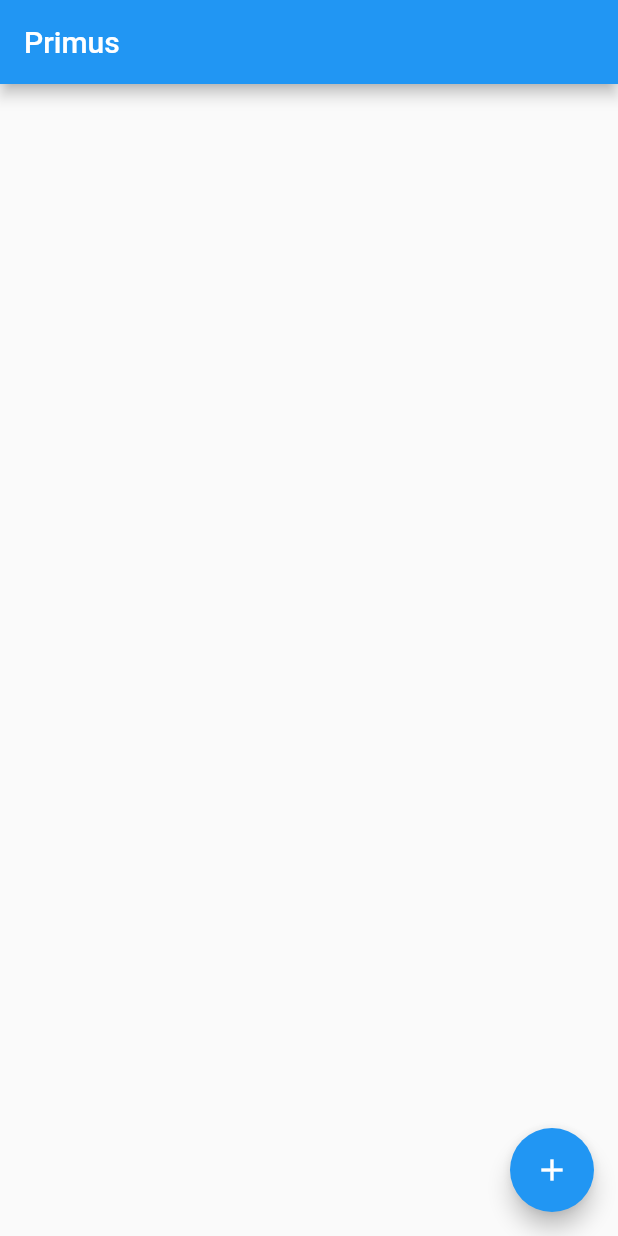
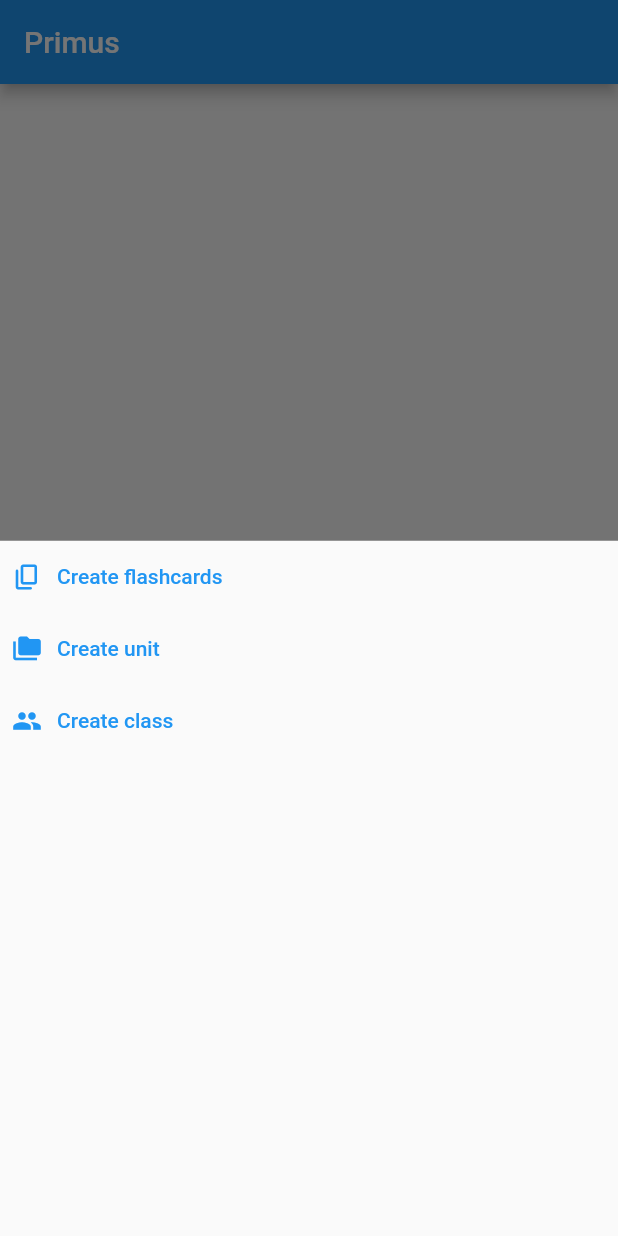
Before and after one commit to Dawid-Dlugosz/Primus, a Flutter app: the screen it shows once a user with an empty profile is signed in, after a tap on the "add" icon, on a phone screen of 412 x 824 dp. Run offline on Flutter 3.47's test engine with Material 2 defaults, Android fonts, the phone set to English and light mode, and no system bars; our stand-ins replace cloud_firestore, firebase_auth, firebase_core; accounts and stored records are empty; generated files the repository leaves out were written again.

Commit message:
creat widget for add flash card, start valid if flashcard name exist

```diff
--- a/lib/enum /collection.dart
+++ b/lib/enum/collection.dart
@@ -1,3 +1,4 @@
 enum FirebaseCollection {
   nickname,
+  flashcards,
 }
--- /dev/null
+++ b/lib/exception/flashcard_name_busy.dart
@@ -0,0 +1,3 @@
+class FlashCardNameBusy implements Exception{
+  FlashCardNameBusy();
+}
--- a/lib/l10n/app_en.arb
+++ b/lib/l10n/app_en.arb
@@ -18,5 +18,14 @@
     "weakPassword": "Weak password",
     "labelName": "Nickname",
     "nickNameError": "Enter nickname",
-    "nicknameBusy": "Nickname is busy"
+    "nicknameBusy": "Nickname is busy",
+    "createFlashcards": "Create flashcards",
+    "createUnit": "Create unit",
+    "createClass": "Create class",
+    "flashcards": "Flashcards",
+    "flashcardsName": "Flashcards name",
+    "flashcardsNameError": "Enter flashcards name",
+    "wordHint": "Enter word",
+    "definitionHint": "Enter definition",
+    "flashcardNameBusy": "You have already created a card with that name"
 }
--- a/lib/main.dart
+++ b/lib/main.dart
@@ -37,7 +37,7 @@ class MyApp extends StatelessWidget {
             Locale('en', ''),
             Locale('pl', ''),
           ],
-          home: const StartPage(),
+          home: StartPage(),
         ),
       ),
     );
--- /dev/null
+++ b/lib/model/flashcard.dart
@@ -0,0 +1,13 @@
+class Flashcard {
+  Flashcard(this.word, this.definition);
+
+  final String word;
+  final String definition;
+
+  Map<String, String> toJson() {
+    Map<String, String> json = {};
+    json['word'] = word;
+    json['definition'] = definition;
+    return json;
+  }
+}
--- a/lib/screen/home_page.dart
+++ b/lib/screen/home_page.dart
@@ -1,8 +1,7 @@
 import 'package:flutter/material.dart';
 import 'package:primus/view_models/home_view_model.dart';
-import 'package:primus/widgets/loadin_widget.dart';
+import 'package:primus/widgets/loading_widget.dart';
 import 'package:provider/provider.dart';
-
 
 class HomePage extends StatefulWidget {
   const HomePage({Key? key}) : super(key: key);
@@ -23,7 +22,9 @@ class _HomePageState extends State<HomePage> {
               ),
               body: Container(),
               floatingActionButton: FloatingActionButton(
-                onPressed: () {},
+                onPressed: () {
+                  viewModel.showBottomDialog();
+                },
                 child: const Icon(Icons.add),
               ),
             )
--- a/lib/screen/login_page.dart
+++ b/lib/screen/login_page.dart
@@ -3,8 +3,7 @@ import 'package:flutter_gen/gen_l10n/app_localizations.dart';
 import 'package:primus/screen/sign_up_page.dart';
 import 'package:primus/view_models/login_view_model.dart';
 import 'package:primus/view_models/sign_up_view_model.dart';
-import 'package:primus/widgets/loadin_widget.dart';
-import 'package:primus/view_models/login_view_model.dart';
+import 'package:primus/widgets/loading_widget.dart';
 import 'package:provider/provider.dart';
 
 class LoginPage extends StatefulWidget {
@@ -98,7 +97,7 @@ class _LoginPageState extends State<LoginPage> {
                 ),
               )
             : const LoadingWidget();
-       },
+      },
     );
   }
 }
--- a/lib/screen/sign_up_page.dart
+++ b/lib/screen/sign_up_page.dart
@@ -1,7 +1,7 @@
 import 'package:flutter/material.dart';
 import 'package:flutter_gen/gen_l10n/app_localizations.dart';
 import 'package:primus/view_models/sign_up_view_model.dart';
-import 'package:primus/widgets/loadin_widget.dart';
+import 'package:primus/widgets/loading_widget.dart';
 import 'package:provider/provider.dart';
 
 class SignUpPage extends StatefulWidget {
--- a/lib/screen/start_page.dart
+++ b/lib/screen/start_page.dart
@@ -5,7 +5,7 @@ import 'package:primus/screen/login_page.dart';
 import 'package:primus/view_models/home_view_model.dart';
 import 'package:primus/view_models/login_view_model.dart';
 import 'package:primus/widgets/error_widget.dart';
-import 'package:primus/widgets/loadin_widget.dart';
+import 'package:primus/widgets/loading_widget.dart';
 import 'package:provider/provider.dart';
 
 class StartPage extends StatefulWidget {
--- a/lib/utils/firebase_auth_error.dart
+++ b/lib/utils/firebase_error.dart
@@ -10,6 +10,7 @@ const emailAlreadyExist2 = 'account-exists-with-different-credential';
 const invalidCredential = 'invalid-credential';
 const weakPassword = 'weak-password';
 const nicknameBusy = 'nickname-busy';
+const flashcardNameBusy = 'flashcard-name-busy';
 
 String errorCodeToText(String errorCode, BuildContext context) {
   switch (errorCode) {
@@ -30,6 +31,8 @@ String errorCodeToText(String errorCode, BuildContext context) {
       return AppLocalizations.of(context)!.weakPassword;
     case nicknameBusy:
       return AppLocalizations.of(context)!.nicknameBusy;
+    case flashcardNameBusy:
+      return AppLocalizations.of(context)!.flashcardNameBusy;
     default:
       return AppLocalizations.of(context)!.invalidCredential;
   }
--- a/lib/view_models/home_view_model.dart
+++ b/lib/view_models/home_view_model.dart
@@ -1,9 +1,19 @@
 import 'package:flutter/material.dart';
+import 'package:primus/widgets/bottom_dialog_add.dart';
 
-class HomeViewModel extends ChangeNotifier{
+class HomeViewModel extends ChangeNotifier {
   HomeViewModel(this.context);
 
   final BuildContext context;
 
   bool loading = false;
+
+  void showBottomDialog() {
+    showModalBottomSheet<void>(
+      context: context,
+      builder: (BuildContext context) {
+        return BottomDialogAdd();
+      },
+    );
+  }
 }
--- /dev/null
+++ b/lib/widgets/bottom_dialog_add.dart
@@ -0,0 +1,70 @@
+import 'package:flutter/material.dart';
+import 'package:flutter_gen/gen_l10n/app_localizations.dart';
+import 'package:primus/screen/create_flashcard_page.dart';
+import 'package:primus/view_models/create_flashcard_view_model.dart';
+import 'package:provider/provider.dart';
+
+class BottomDialogAdd extends StatefulWidget {
+  const BottomDialogAdd({Key? key}) : super(key: key);
+
+  @override
+  State<BottomDialogAdd> createState() => _BottomDialogAddState();
+}
+
+class _BottomDialogAddState extends State<BottomDialogAdd> {
+  @override
+  Widget build(BuildContext context) {
+    return Column(
+      children: [
+        TextButton(
+          onPressed: () async {
+            Navigator.pop(context);
+            showDialog(
+              context: context,
+              builder: (context) => ChangeNotifierProvider(
+                create: (context) => FlashcardViewModel(context),
+                child: CreateFlashcardPage(),
+              ),
+            );
+          },
+          child: Row(
+            children: [
+              Icon(
+                Icons.copy_rounded,
+                size: 20,
+              ),
+              SizedBox(width: 10),
+              Text(AppLocalizations.of(context)!.createFlashcards),
+            ],
+          ),
+        ),
+        TextButton(
+          onPressed: () {},
+          child: Row(
+            children: [
+              Icon(
+                Icons.folder_copy,
+                size: 20,
+              ),
+              SizedBox(width: 10),
+              Text(AppLocalizations.of(context)!.createUnit),
+            ],
+          ),
+        ),
+        TextButton(
+          onPressed: () {},
+          child: Row(
+            children: [
+              Icon(
+                Icons.group,
+                size: 20,
+              ),
+              SizedBox(width: 10),
+              Text(AppLocalizations.of(context)!.createClass),
+            ],
+          ),
+        ),
+      ],
+    );
+  }
+}
```
Also changed, not shown: lib/l10n/app_pl.arb (+10 -1 lines), lib/screen/create_flashcard_page.dart (added, +101 -0 lines), lib/utils/popup.dart (added, +7 -0 lines), lib/view_models/create_flashcard_view_model.dart (added, +124 -0 lines), lib/view_models/login_view_model.dart (+2 -8 lines), lib/view_models/sign_up_view_model.dart (+5 -10 lines), lib/widgets/create_flashcard_widget.dart (added, +35 -0 lines), lib/widgets/loading_widget.dart (renamed from lib/widgets/loadin_widget.dart).
